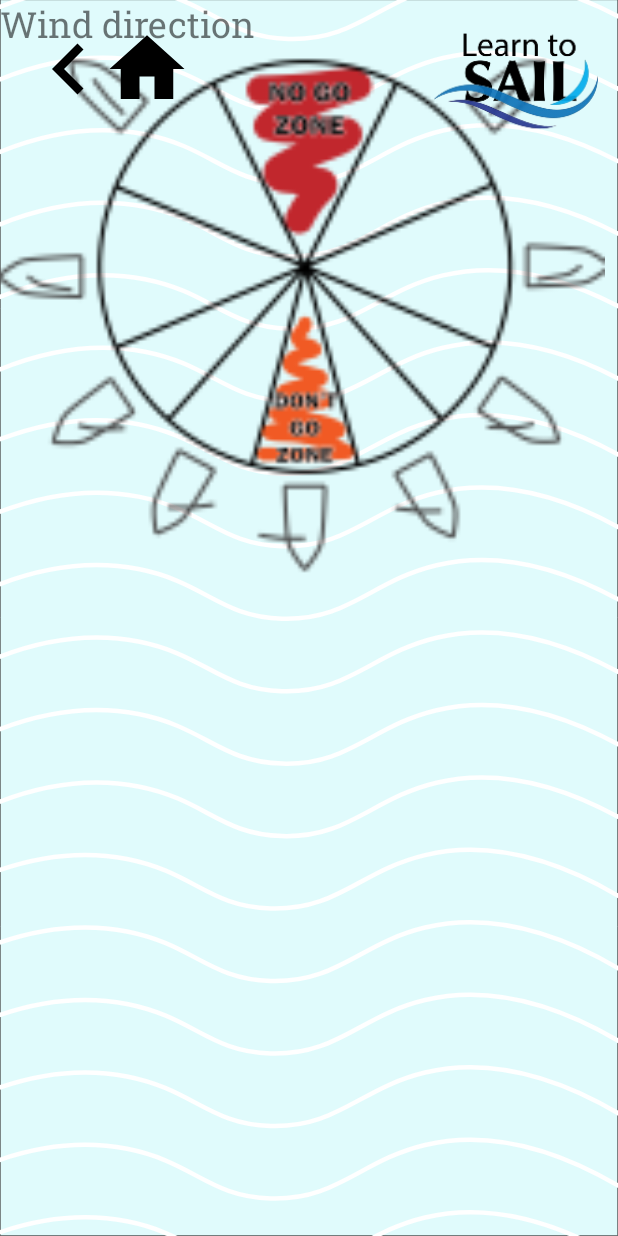
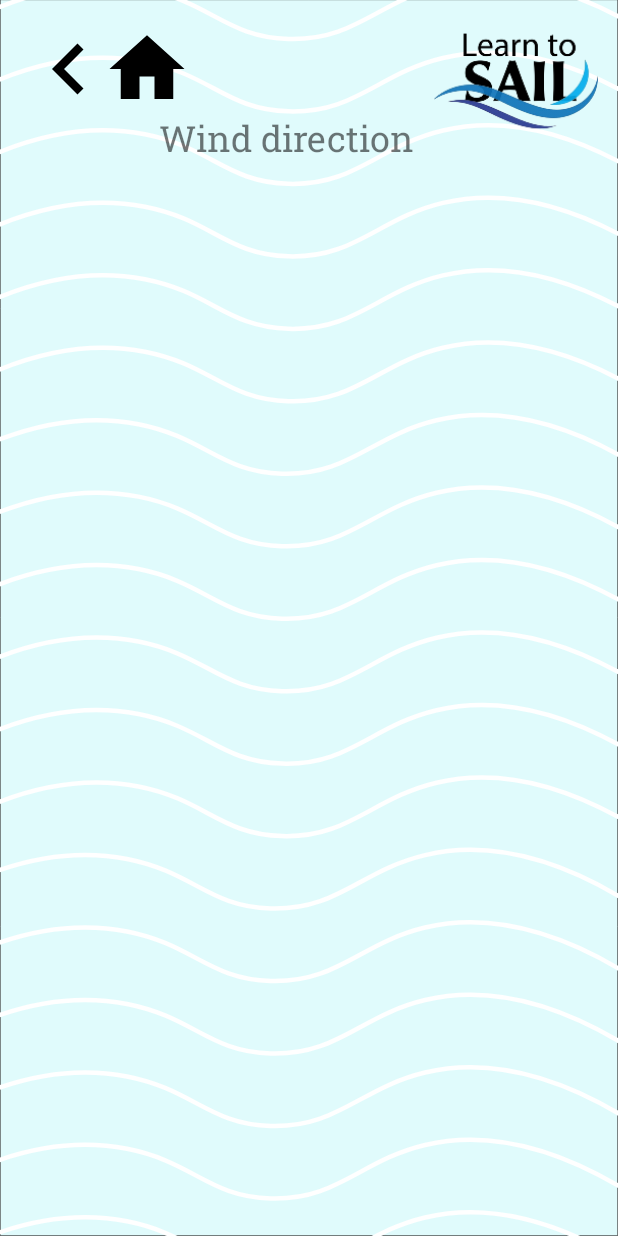
Before and after one commit to acmercer/LearnToSail, an Android app: the layout activity_learn_points_of_sail.xml on its own in the app's theme, with its tools: preview values and no code run, on a phone screen of 412 x 824 dp. Run offline under Robolectric (Android 15) with nearby library versions, the phone set to English and light mode, and no system bars; Roboto replaces fonts that are not available here.

Commit message:
Updates and changes

```diff
--- a/app/src/main/AndroidManifest.xml
+++ b/app/src/main/AndroidManifest.xml
@@ -14,6 +14,9 @@
             android:exported="false" />
         <activity
             android:name=".GainSpeed"
+            android:exported="false" />
+        <activity
+            android:name=".LearnPointsOfSail"
             android:exported="false" />
         <activity
             android:name=".LearnBoatParts"
--- a/app/src/main/res/layout/activity_learn_points_of_sail.xml
+++ b/app/src/main/res/layout/activity_learn_points_of_sail.xml
@@ -6,14 +6,6 @@
     android:layout_height="match_parent"
     android:background="@drawable/ic_background"
     tools:context=".LearnPointsOfSail">
-
-    <ImageView
-        android:id="@+id/imageView21"
-        android:layout_width="403dp"
-        android:layout_height="418dp"
-        app:srcCompat="@mipmap/ic_pointsofsail_foreground"
-        tools:layout_editor_absoluteX="4dp"
-        tools:layout_editor_absoluteY="168dp" />
 
     <ImageButton
         android:id="@+id/btnBoatHome4"
@@ -61,6 +53,9 @@
         android:fontFamily="@font/roboto_slab"
         android:text="@string/windArrow"
         android:textSize="24sp"
-        tools:layout_editor_absoluteX="120dp"
-        tools:layout_editor_absoluteY="77dp" />
+        app:layout_constraintEnd_toStartOf="@+id/imageView19"
+        app:layout_constraintHorizontal_bias="1.0"
+        app:layout_constraintStart_toStartOf="@+id/btnBoatHome4"
+        app:layout_constraintTop_toBottomOf="@+id/btnBoatHome4" />
+
 </androidx.constraintlayout.widget.ConstraintLayout>
--- a/app/src/main/res/values/ic_pointsofsail_background.xml
+++ b/app/src/main/res/values/ic_pointsofsail_background.xml
@@ -1,4 +1,4 @@
 <?xml version="1.0" encoding="utf-8"?>
 <resources>
-    <color name="ic_pointsofsail_background">#FFFFFF</color>
+    <color name="ic_pointsofsail_background">#3DDC84</color>
 </resources>
```
Also changed, not shown: app/src/main/ic_pointsofsail-playstore.png, app/src/main/res/mipmap-hdpi/ic_pointsofsail.png (deleted), app/src/main/res/mipmap-hdpi/ic_pointsofsail_foreground.png (deleted), app/src/main/res/mipmap-hdpi/ic_pointsofsail_round.png (deleted), app/src/main/res/mipmap-mdpi/ic_pointsofsail.png (deleted), app/src/main/res/mipmap-mdpi/ic_pointsofsail_foreground.png (deleted), app/src/main/res/mipmap-mdpi/ic_pointsofsail_round.png (deleted), app/src/main/res/mipmap-xhdpi/ic_pointsofsail.png (deleted), app/src/main/res/mipmap-xhdpi/ic_pointsofsail_foreground.png (deleted), app/src/main/res/mipmap-xhdpi/ic_pointsofsail_round.png (deleted), app/src/main/res/mipmap-xxhdpi/ic_pointsofsail.png (deleted), app/src/main/res/mipmap-xxhdpi/ic_pointsofsail_foreground.png (deleted), app/src/main/res/mipmap-xxhdpi/ic_pointsofsail_round.png (deleted), app/src/main/res/mipmap-xxxhdpi/ic_pointsofsail.png (deleted), 2 more files.
